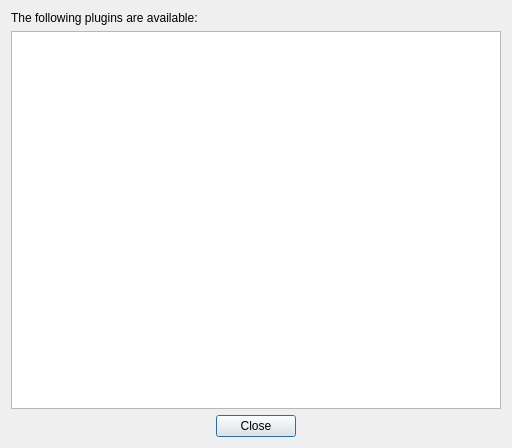
Qt form forms/PluginsDialog.ui (richeytastic/qtools) before a commit.
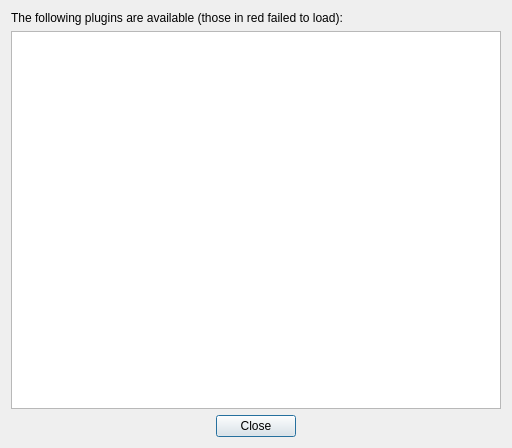
The same form after that commit.

Commit message: Fixed lookups for TOC items by HelpAssistant and fixed divByZero error in ScalarColourRangeMapper. Also removed print out error in PluginsLoader if loaded library not convertible to QObject.

```diff
--- a/forms/PluginsDialog.ui
+++ b/forms/PluginsDialog.ui
@@ -32,7 +32,7 @@
    <item>
     <widget class="QLabel" name="label">
      <property name="text">
-      <string>The following plugins are available:</string>
+      <string>The following plugins are available (those in red failed to load):</string>
      </property>
     </widget>
    </item>
```
The commit also changes 7 other files.
